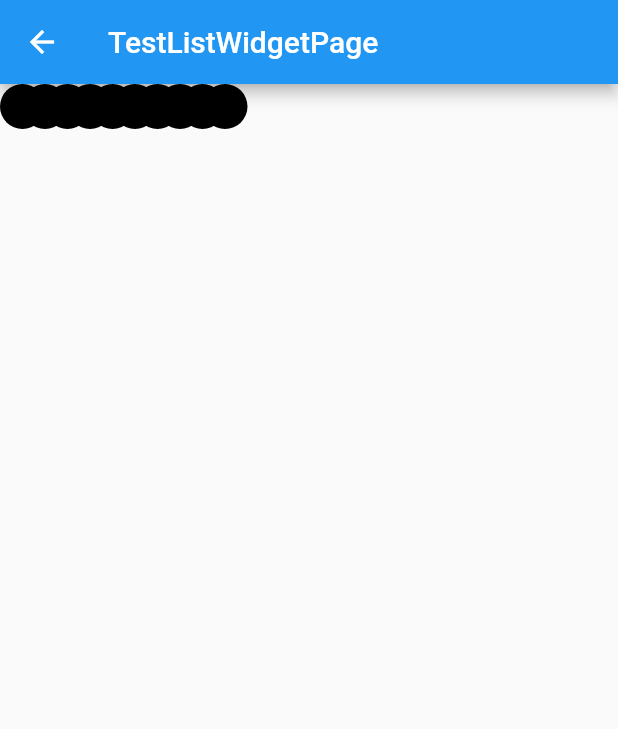
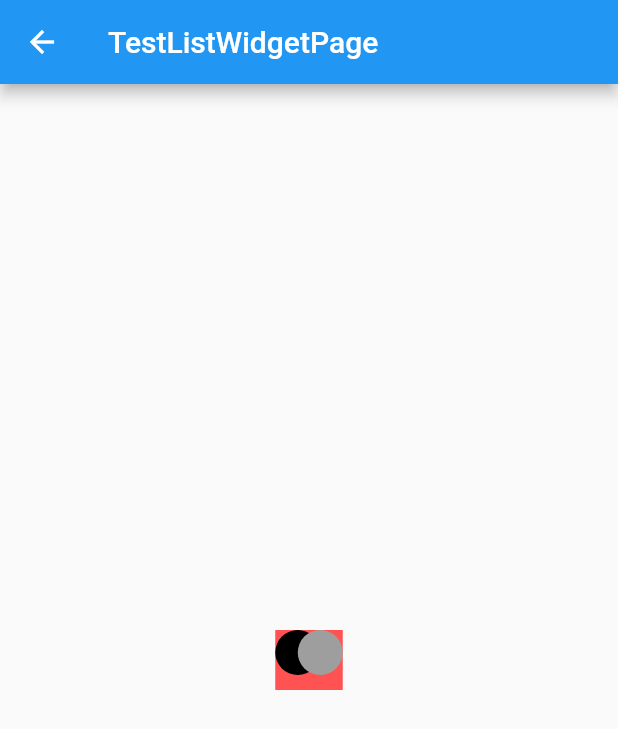
Before and after one commit to jasoncfpl/flutter_test_demo, a Flutter app: the TestListWidgetPage screen opened directly, on a phone screen of 412 x 824 dp. Shown: the top 729 px of the screen. Run offline on Flutter 3.47's test engine with Material 2 defaults, Android fonts, the phone set to English and light mode, and no system bars; our stand-ins replace flutter_screenutil, get.

Commit message:
add Gesture test

```diff
--- a/lib/page/test_list_widget_page.dart
+++ b/lib/page/test_list_widget_page.dart
@@ -19,7 +19,7 @@ class TestListWidgetPageState extends State<TestListWidgetPage> {
   @override
   void initState() {
     super.initState();
-    for (int i = 0; i < 10; i++) {
+    for (int i = 0; i < 2; i++) {
       list.add("Test$i");
     }
   }
@@ -32,36 +32,48 @@ class TestListWidgetPageState extends State<TestListWidgetPage> {
         // the App.build method, and use it to set our appbar title.
         title: const Text("TestListWidgetPage"),
       ),
-      body:  Stack(
+      body: Center(
+        child: Column(
+          mainAxisSize: MainAxisSize.min,
+          children: [
+            Container(
+              height: 40,
+              color: Colors.redAccent,
+              child: Stack(
+                fit: StackFit.loose,
                 children: list.map<Widget>((item) {
                   int index = list.indexOf(item);
-          return Positioned(
-            left: index * 15,
+                  Color color = Colors.black;
+                  if (index % 2 == 1) {
+                    color = Colors.grey;
+                  }
+                    return Padding(
+                      padding: EdgeInsets.only(left: index * 15),
                       child: Container(
                         height: 30,
                         width: 30,
                         decoration: BoxDecoration(
-                color: Colors.black,
+                          color: color,
                           borderRadius: BorderRadius.circular(15),
                         ),
-            ));
+                      ),
+                    );
+                    // return Positioned(
+                  //     left: index * 15,
+                  //     width: 30,
+                  //     child: Container(
+                  //       height: 30,
+                  //       width: 30,
+                  //       decoration: BoxDecoration(
+                  //         color: Colors.black,
+                  //         borderRadius: BorderRadius.circular(15),
+                  //       ),
+                  //     ));
                 }).toList(),
-        // children: [
-        //   ...List.generate(
-        //     5,
-        //         (index) => Positioned(
-        //       left: index * 15,
-        //       child: Container(
-        //         height: 30,
-        //         width: 30,
-        //         decoration: BoxDecoration(
-        //           color: index.isEven ? Colors.black : Colors.grey,
-        //           borderRadius: BorderRadius.circular(15),
-        //         ),
-        //       ),
-        //     ),
-        //   ),
-        // ],
+              ),
+            )
+          ],
+        ),
       )
     );
   }
```
Also changed, not shown: lib/main.dart (+35 -0 lines), lib/page/test_gesture_widget_page.dart (added, +59 -0 lines), pubspec.lock. Lines whose indentation alone changed are shown as unchanged.
